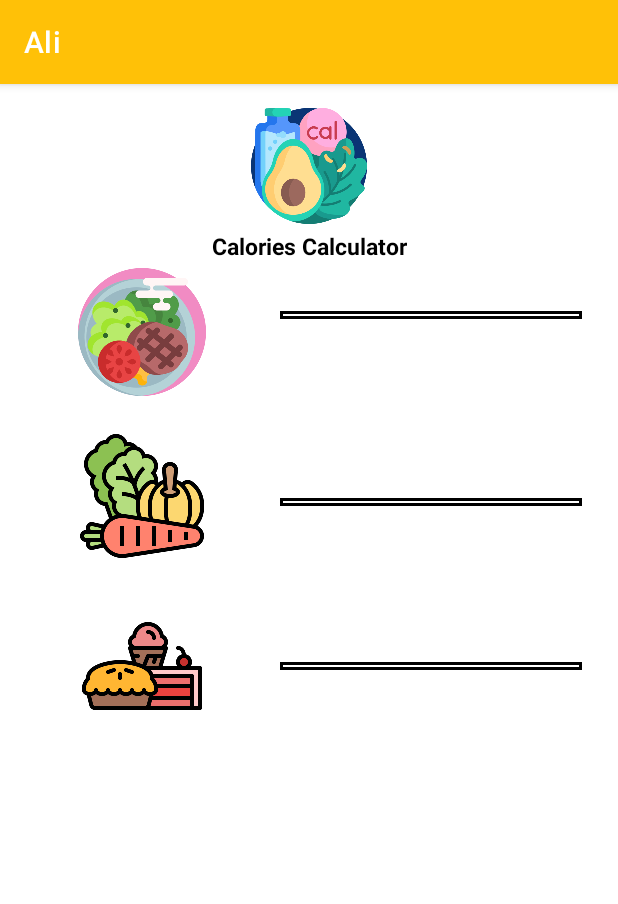
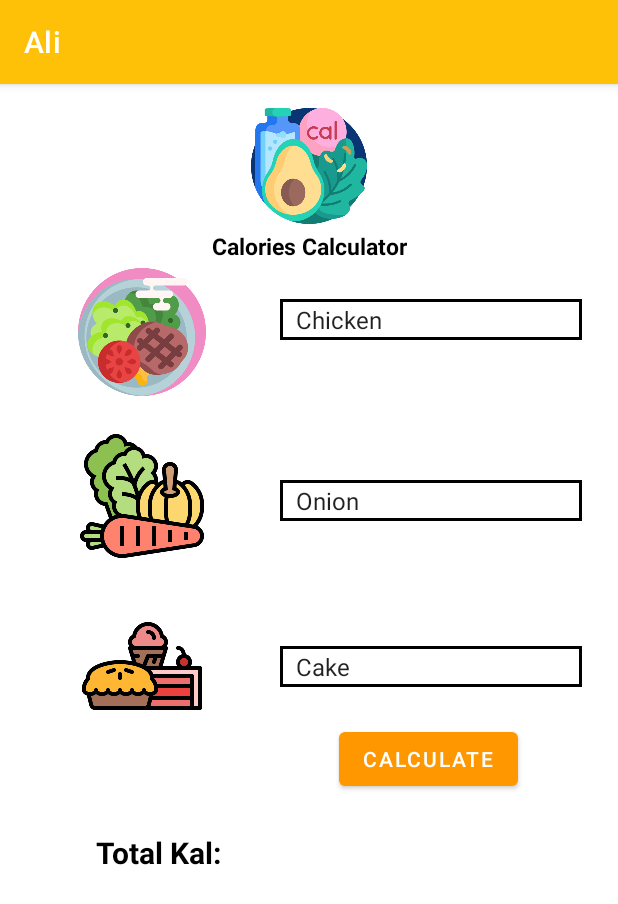
Before and after one commit to Alizaib3311/task2_app, an Android app: the screen it shows after launch (MainActivity), on a phone screen of 412 x 824 dp. Shown: the top 904 px of the screen. Run offline under Robolectric (Android 15) with nearby library versions, the phone set to English and light mode, and no system bars.

```diff
--- a/app/src/main/java/com/example/ali/MainActivity.java
+++ b/app/src/main/java/com/example/ali/MainActivity.java
@@ -24,5 +24,65 @@ public class MainActivity extends AppCompatActivity implements AdapterView.OnIte
     protected void onCreate(Bundle savedInstanceState) {
         super.onCreate(savedInstanceState);
         setContentView(R.layout.activity_main);
+        meat=findViewById(R.id.meat);
+        veg=findViewById(R.id.veg_list);
+        dessert=findViewById(R.id.desert_list);
+        cal=findViewById(R.id.calculate);
+        res=findViewById(R.id.result_score);
+
+        ArrayAdapter<CharSequence> adapter=ArrayAdapter.createFromResource(this,R.array.meat, android.R.layout.simple_spinner_item);
+        ArrayAdapter<CharSequence> adapter1=ArrayAdapter.createFromResource(this,R.array.vegeatable, android.R.layout.simple_spinner_item);
+        ArrayAdapter<CharSequence> adapter2=ArrayAdapter.createFromResource(this,R.array.dessert, android.R.layout.simple_spinner_item);
+
+        adapter.setDropDownViewResource(android.R.layout.simple_spinner_dropdown_item);
+        adapter1.setDropDownViewResource(android.R.layout.simple_spinner_dropdown_item);
+        adapter2.setDropDownViewResource(android.R.layout.simple_spinner_dropdown_item);
+
+        meat.setAdapter(adapter);
+        veg.setAdapter(adapter1);
+        dessert.setAdapter(adapter2);
+
+        meat.setOnItemSelectedListener(this);
+        veg.setOnItemSelectedListener(this);
+        dessert.setOnItemSelectedListener(this);
+
+        cal.setOnClickListener(new View.OnClickListener() {
+            @Override
+            public void onClick(View v) {
+                double t =0;
+                int min=200;
+                int max=400;
+                for(int i=0;i<result.size();i++){
+                    t=t+(Math.random()*(max-min+1)+min);
+                }
+                res.setText(String.valueOf(t));
+                result.clear();
+            }
+        });
     }
+
+    @Override
+    public void onItemSelected(AdapterView<?> parent, View view, int position, long id) {
+        int i = parent.getId();
+        String text;
+        switch (i) {
+            case R.id.meat:
+                text = parent.getItemAtPosition(position).toString();
+                result.add(text);
+            case R.id.veg_list:
+                text = parent.getItemAtPosition(position).toString();
+                result.add(text);
+            case R.id.desert_list:
+                text = parent.getItemAtPosition(position).toString();
+                result.add(text);
+
+        }
+    }
+
+    @Override
+    public void onNothingSelected(AdapterView<?> parent) {
+    }
+
+
+
 }
--- a/app/src/main/res/layout/activity_main.xml
+++ b/app/src/main/res/layout/activity_main.xml
@@ -105,6 +105,49 @@
         app:layout_constraintStart_toStartOf="parent"
         app:layout_constraintTop_toBottomOf="@+id/veg"
         app:srcCompat="@drawable/sweets" />
+    <TextView
+        android:id="@+id/result"
+        android:layout_width="wrap_content"
+        android:layout_height="wrap_content"
+        android:layout_marginLeft="64dp"
+        android:layout_marginStart="64dp"
+        android:layout_marginTop="68dp"
+        android:text="Total Kal:"
+        android:textColor="@color/black"
+        android:textSize="20dp"
+        android:textStyle="bold"
+        app:layout_constraintBottom_toBottomOf="parent"
+        app:layout_constraintStart_toStartOf="parent"
+        app:layout_constraintTop_toBottomOf="@+id/desert"
+        app:layout_constraintVertical_bias="0.0" />
+
+    <TextView
+        android:id="@+id/result_score"
+        android:layout_width="201dp"
+        android:layout_height="26dp"
+        android:gravity="center_horizontal"
+        android:textAlignment="center"
+        android:textColor="@color/black"
+        android:textSize="20dp"
+        android:textStyle="bold"
+        app:layout_constraintBottom_toBottomOf="@+id/result"
+        app:layout_constraintEnd_toEndOf="parent"
+        app:layout_constraintHorizontal_bias="0.606"
+        app:layout_constraintStart_toEndOf="@+id/result"
+        app:layout_constraintTop_toTopOf="@+id/result"
+        app:layout_constraintVertical_bias="0.0" />
+
+    <Button
+        android:id="@+id/calculate"
+        android:layout_width="wrap_content"
+        android:layout_height="wrap_content"
+        android:layout_marginTop="24dp"
+        android:text="Calculate"
+        app:backgroundTint="#FF9800"
+        app:layout_constraintEnd_toEndOf="parent"
+        app:layout_constraintHorizontal_bias="0.773"
+        app:layout_constraintStart_toStartOf="parent"
+        app:layout_constraintTop_toBottomOf="@+id/desert_list" />
 
 
 </androidx.constraintlayout.widget.ConstraintLayout>
```
